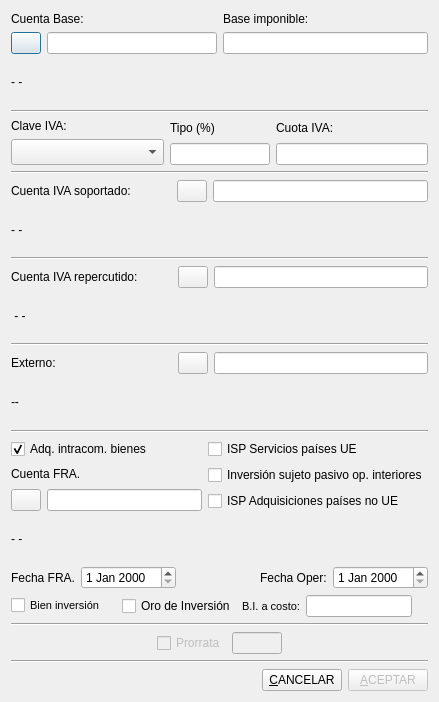
First picture: the form in aib.ui, repository DIBOSAJM/keme, before the edit.
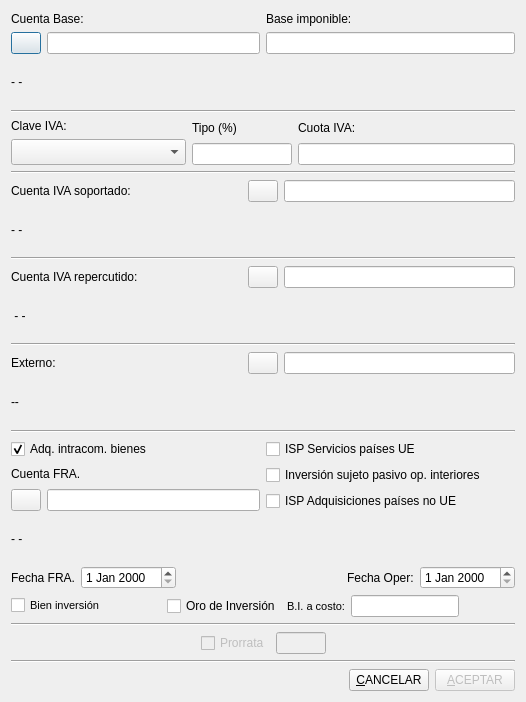
Second picture: the form after the edit. Icons and pictures are not drawn.

Patch:
```diff
--- a/aib.ui
+++ b/aib.ui
@@ -10,7 +10,7 @@
    <rect>
     <x>0</x>
     <y>0</y>
-    <width>439</width>
+    <width>526</width>
     <height>702</height>
    </rect>
   </property>
@@ -112,6 +112,12 @@
          </item>
          <item>
           <widget class="QLineEdit" name="CtabaselineEdit">
+           <property name="sizePolicy">
+            <sizepolicy hsizetype="Preferred" vsizetype="Fixed">
+             <horstretch>0</horstretch>
+             <verstretch>0</verstretch>
+            </sizepolicy>
+           </property>
            <property name="maxLength">
             <number>40</number>
            </property>
@@ -154,7 +160,14 @@
         </widget>
        </item>
        <item>
-        <widget class="QLineEdit" name="baselineEdit"/>
+        <widget class="QLineEdit" name="baselineEdit">
+         <property name="sizePolicy">
+          <sizepolicy hsizetype="Preferred" vsizetype="Fixed">
+           <horstretch>0</horstretch>
+           <verstretch>0</verstretch>
+          </sizepolicy>
+         </property>
+        </widget>
        </item>
       </layout>
      </item>
@@ -235,19 +248,22 @@
        <item>
         <widget class="QComboBox" name="ClaveivacomboBox">
          <property name="sizePolicy">
-          <sizepolicy hsizetype="Expanding" vsizetype="Fixed">
+          <sizepolicy hsizetype="Preferred" vsizetype="Fixed">
            <horstretch>0</horstretch>
            <verstretch>0</verstretch>
           </sizepolicy>
          </property>
+         <property name="maximumSize">
+          <size>
+           <width>175</width>
+           <height>16777215</height>
+          </size>
+         </property>
          <property name="font">
           <font>
            <pointsize>11</pointsize>
           </font>
          </property>
-         <property name="sizeAdjustPolicy">
-          <enum>QComboBox::AdjustToMinimumContentsLength</enum>
-         </property>
         </widget>
        </item>
       </layout>
@@ -298,6 +314,12 @@
        </item>
        <item>
         <widget class="QLineEdit" name="TipolineEdit">
+         <property name="sizePolicy">
+          <sizepolicy hsizetype="Preferred" vsizetype="Fixed">
+           <horstretch>0</horstretch>
+           <verstretch>0</verstretch>
+          </sizepolicy>
+         </property>
          <property name="minimumSize">
           <size>
            <width>90</width>
@@ -354,6 +376,12 @@
        </item>
        <item>
         <widget class="QLineEdit" name="CuotalineEdit">
+         <property name="sizePolicy">
+          <sizepolicy hsizetype="Preferred" vsizetype="Fixed">
+           <horstretch>0</horstretch>
+           <verstretch>0</verstretch>
+          </sizepolicy>
+         </property>
          <property name="minimumSize">
           <size>
            <width>140</width>
@@ -445,6 +473,12 @@
      </item>
      <item>
       <widget class="QLineEdit" name="CtaivalineEdit">
+       <property name="sizePolicy">
+        <sizepolicy hsizetype="Preferred" vsizetype="Fixed">
+         <horstretch>0</horstretch>
+         <verstretch>0</verstretch>
+        </sizepolicy>
+       </property>
        <property name="maxLength">
         <number>40</number>
        </property>
@@ -455,7 +489,7 @@
    <item>
     <widget class="QLabel" name="ivatextLabel">
      <property name="sizePolicy">
-      <sizepolicy hsizetype="Expanding" vsizetype="Preferred">
+      <sizepolicy hsizetype="Preferred" vsizetype="Preferred">
        <horstretch>0</horstretch>
        <verstretch>0</verstretch>
       </sizepolicy>
@@ -544,6 +578,12 @@
      </item>
      <item>
       <widget class="QLineEdit" name="cuentareperlineEdit">
+       <property name="sizePolicy">
+        <sizepolicy hsizetype="Preferred" vsizetype="Fixed">
+         <horstretch>0</horstretch>
+         <verstretch>0</verstretch>
+        </sizepolicy>
+       </property>
        <property name="maxLength">
         <number>40</number>
        </property>
@@ -554,7 +594,7 @@
    <item>
     <widget class="QLabel" name="reptextLabel">
      <property name="sizePolicy">
-      <sizepolicy hsizetype="Expanding" vsizetype="Preferred">
+      <sizepolicy hsizetype="Preferred" vsizetype="Preferred">
        <horstretch>0</horstretch>
        <verstretch>0</verstretch>
       </sizepolicy>
@@ -622,14 +662,21 @@
       </widget>
      </item>
      <item>
-      <widget class="QLineEdit" name="externo_lineEdit"/>
+      <widget class="QLineEdit" name="externo_lineEdit">
+       <property name="sizePolicy">
+        <sizepolicy hsizetype="Preferred" vsizetype="Fixed">
+         <horstretch>0</horstretch>
+         <verstretch>0</verstretch>
+        </sizepolicy>
+       </property>
+      </widget>
      </item>
     </layout>
    </item>
    <item>
     <widget class="QLabel" name="descrip_externo_label">
      <property name="sizePolicy">
-      <sizepolicy hsizetype="Expanding" vsizetype="Preferred">
+      <sizepolicy hsizetype="Preferred" vsizetype="Preferred">
        <horstretch>0</horstretch>
        <verstretch>0</verstretch>
       </sizepolicy>
@@ -738,6 +785,12 @@
          </item>
          <item>
           <widget class="QLineEdit" name="CtafralineEdit">
+           <property name="sizePolicy">
+            <sizepolicy hsizetype="Preferred" vsizetype="Fixed">
+             <horstretch>0</horstretch>
+             <verstretch>0</verstretch>
+            </sizepolicy>
+           </property>
            <property name="maxLength">
             <number>40</number>
            </property>
@@ -891,7 +944,14 @@
       </widget>
      </item>
      <item>
-      <widget class="QLineEdit" name="bicostelineEdit"/>
+      <widget class="QLineEdit" name="bicostelineEdit">
+       <property name="sizePolicy">
+        <sizepolicy hsizetype="Preferred" vsizetype="Fixed">
+         <horstretch>0</horstretch>
+         <verstretch>0</verstretch>
+        </sizepolicy>
+       </property>
+      </widget>
      </item>
      <item>
       <spacer name="horizontalSpacer_3">
@@ -951,6 +1011,12 @@
        <property name="enabled">
         <bool>false</bool>
        </property>
+       <property name="sizePolicy">
+        <sizepolicy hsizetype="Preferred" vsizetype="Fixed">
+         <horstretch>0</horstretch>
+         <verstretch>0</verstretch>
+        </sizepolicy>
+       </property>
        <property name="maximumSize">
         <size>
          <width>50</width>
```
